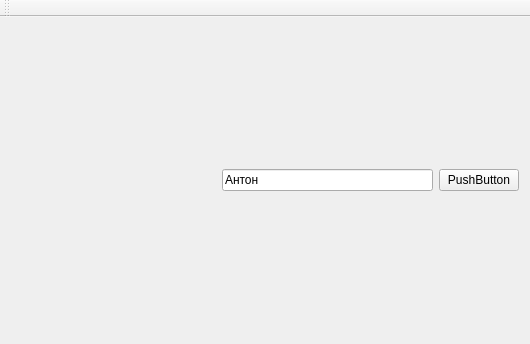
The window that mainwindow.ui (asvitenkov/AIPOS_LAB3_CLIENT) describes before a commit, drawn with Qt 5.
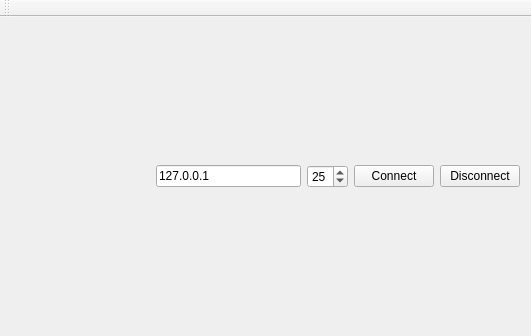
The same window after the commit.

Patch:
```diff
--- a/mainwindow.ui
+++ b/mainwindow.ui
@@ -6,8 +6,8 @@
    <rect>
     <x>0</x>
     <y>0</y>
-    <width>530</width>
-    <height>344</height>
+    <width>531</width>
+    <height>336</height>
    </rect>
   </property>
   <property name="windowTitle">
@@ -35,14 +35,28 @@
         <item>
          <widget class="QLineEdit" name="serverAdress">
           <property name="text">
-           <string>Антон</string>
+           <string>127.0.0.1</string>
           </property>
          </widget>
         </item>
         <item>
-         <widget class="QPushButton" name="pushButton">
+         <widget class="QSpinBox" name="serverPort">
+          <property name="value">
+           <number>25</number>
+          </property>
+         </widget>
+        </item>
+        <item>
+         <widget class="QPushButton" name="connectButton">
           <property name="text">
-           <string>PushButton</string>
+           <string>Connect</string>
+          </property>
+         </widget>
+        </item>
+        <item>
+         <widget class="QPushButton" name="disconnectButton">
+          <property name="text">
+           <string>Disconnect</string>
           </property>
          </widget>
         </item>
```
Left out of the diff: 2 changed lines with no effect on the pictures.
